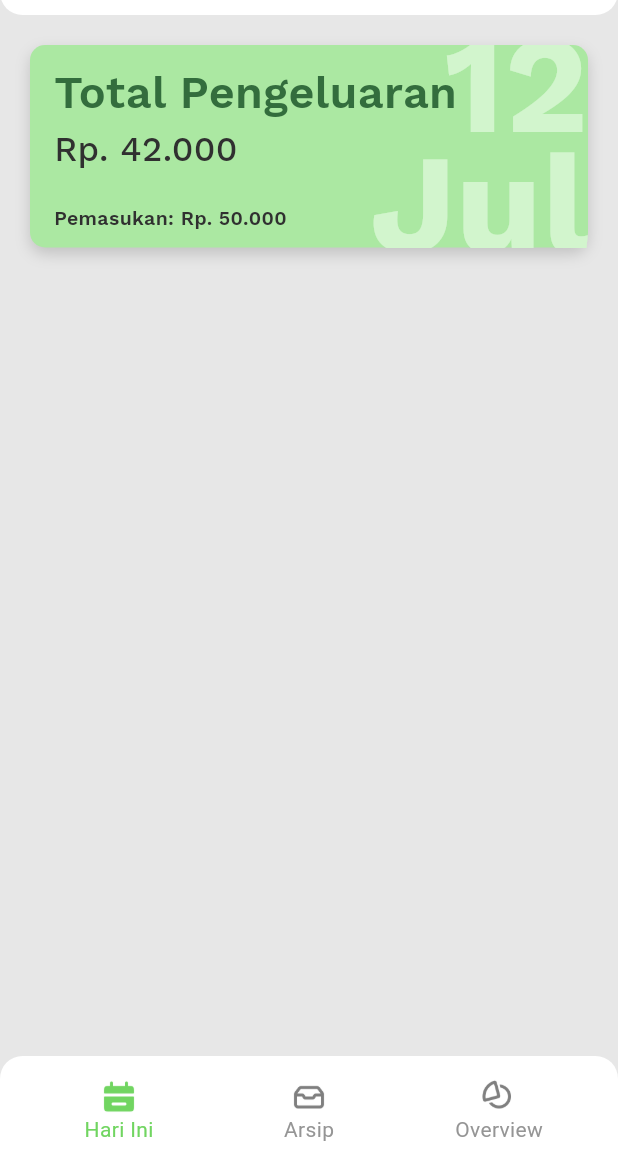
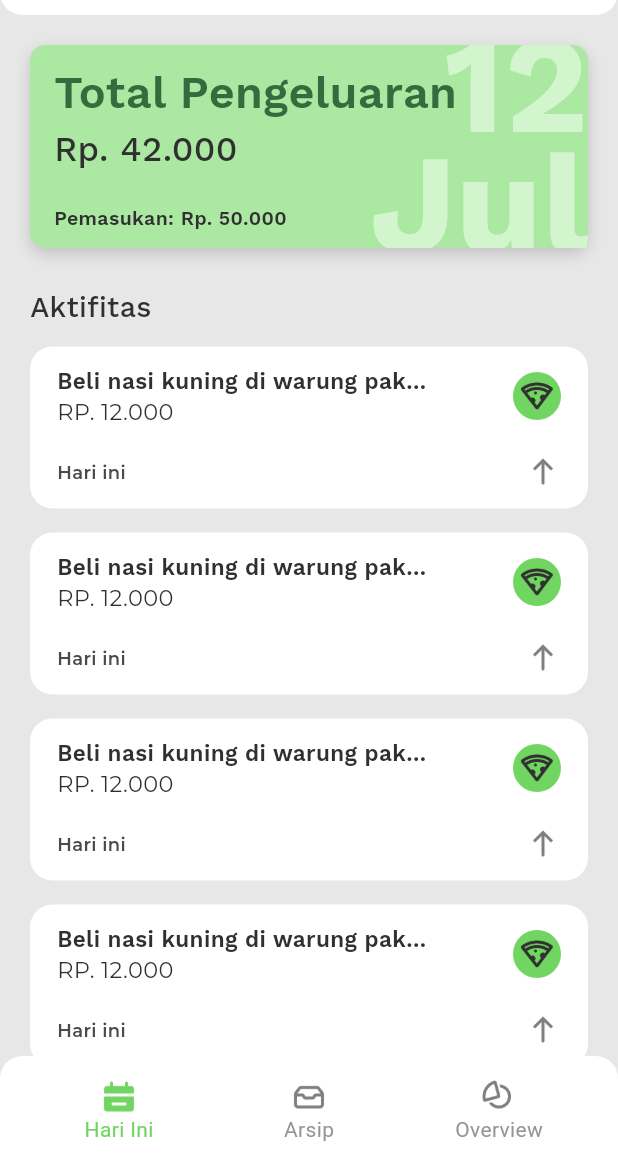
Before and after one commit to zumaku/pakdoekang, a Flutter app: the screen it shows after launch, on a phone screen of 412 x 824 dp, the part 69-1236 px from its top. Run offline on Flutter 3.47's test engine with Material 3 defaults, Android fonts, the phone set to English and light mode, and no system bars; project files that could hold a hidden picture were left out.

Commit message:
feat(ui): Membuat card aktifitas.

```diff
--- a/lib/pages/today_page.dart
+++ b/lib/pages/today_page.dart
@@ -1,18 +1,37 @@
 import 'package:flutter/material.dart';
+import 'package:pakdoekang/widgets/cards/activity_card.dart';
 import 'package:pakdoekang/widgets/cards/daily_spend_card.dart';
+import 'package:pakdoekang/widgets/my_category_icons.dart';
+import 'package:pakdoekang/widgets/my_icon.dart';
+import 'package:pakdoekang/widgets/styles/my_colors.dart';
+import 'package:pakdoekang/widgets/styles/my_text.dart';
 
 class TodayPage extends StatelessWidget {
   @override
   Widget build(BuildContext context) {
     return Center(
-        child: SafeArea(
+        child: SingleChildScrollView(
+            child: SafeArea(
       minimum: EdgeInsets.all(20),
       child: Column(
         crossAxisAlignment: CrossAxisAlignment.stretch,
         children: [
           DailySpendCard(),
+          SizedBox(
+            height: 26,
+          ),
+          MyText.headingSix("Aktifitas"),
+          SizedBox(
+            height: 13,
+          ),
+
+          // List Card
+          ActivityCard(),
+          ActivityCard(),
+          ActivityCard(),
+          ActivityCard(),
         ],
       ),
-    ));
+    )));
   }
 }
--- /dev/null
+++ b/lib/widgets/cards/activity_card.dart
@@ -0,0 +1,64 @@
+import 'package:flutter/material.dart';
+import 'package:pakdoekang/widgets/my_category_icons.dart';
+import 'package:pakdoekang/widgets/my_icon.dart';
+import 'package:pakdoekang/widgets/styles/my_colors.dart';
+import 'package:pakdoekang/widgets/styles/my_text.dart';
+
+class ActivityCard extends StatelessWidget {
+  const ActivityCard({super.key});
+
+  @override
+  Widget build(BuildContext context) {
+    // Logic perubahan text card
+    String text = "Beli nasi kuning di warung pak mamat";
+    if (text.length > 30) {
+      text = "${text.substring(0, 30)}...";
+    }
+
+    return GestureDetector(
+        onTap: () {
+          print('Container clicked!');
+          // Perform your action here
+        },
+        child: Column(
+          children: [
+            Container(
+              // padding: EdgeInsets.all(12),
+              padding: EdgeInsets.symmetric(vertical: 12, horizontal: 18),
+              decoration: BoxDecoration(
+                  color: Colors.white, borderRadius: BorderRadius.circular(15)),
+              child: Column(
+                children: [
+                  Row(
+                    mainAxisAlignment: MainAxisAlignment.spaceBetween,
+                    children: [
+                      Column(
+                        crossAxisAlignment: CrossAxisAlignment.start,
+                        children: [
+                          MyText.subTitleOne(text),
+                          MyText.paragraphOne("RP. 12.000"),
+                        ],
+                      ),
+                      MyCategoryIcon.makan()
+                    ],
+                  ),
+                  SizedBox(
+                    height: 18,
+                  ),
+                  Row(
+                    mainAxisAlignment: MainAxisAlignment.spaceBetween,
+                    children: [
+                      MyText.labelTwo("Hari ini", color: MyColor.base4),
+                      MyIcon.arrowUp_bold(),
+                    ],
+                  ),
+                ],
+              ),
+            ),
+            SizedBox(
+              height: 16,
+            ),
+          ],
+        ));
+  }
+}
```
